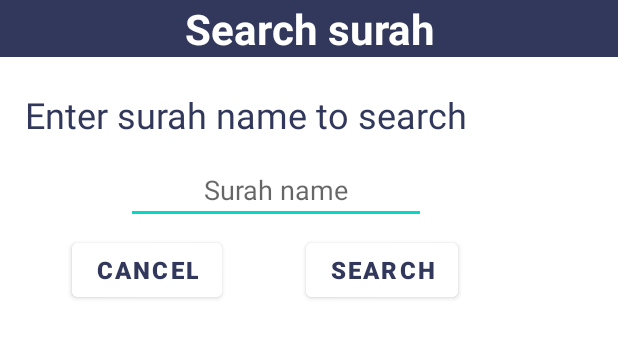
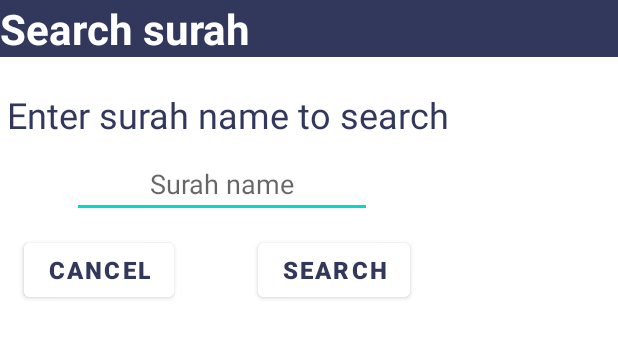
Before and after one commit to Mahnoor786-dev/Noor-e-Quran, an Android app: the layout activity_search_popup.xml on its own in the app's theme, with its tools: preview values and no code run, on a phone screen of 412 x 824 dp. Shown: the top 338 px of the screen. Run offline under Robolectric (Android 15) with nearby library versions, the phone set to English and light mode, and no system bars.

Commit message:
layouts updated

```diff
--- a/app/src/main/AndroidManifest.xml
+++ b/app/src/main/AndroidManifest.xml
@@ -13,12 +13,6 @@
         android:supportsRtl="true"
         android:theme="@style/Theme.TheHolyQran"
         tools:targetApi="31" >
-        <activity
-            android:name=".search_popup"
-            android:exported="false" />
-        <activity
-            android:name=".KnowMore"
-            android:exported="false" />
         <activity
             android:name=".ayat_list_view"
             android:exported="false" />
--- a/app/src/main/java/com/mano/theholyqran/Index_List_View.java
+++ /dev/null
@@ -1,6 +0,0 @@
-package com.mano.theholyqran;
-
-import android.app.Activity;
-
-public class Index_List_View extends Activity {
-}
--- a/app/src/main/java/com/mano/theholyqran/MainActivity.java
+++ b/app/src/main/java/com/mano/theholyqran/MainActivity.java
@@ -3,6 +3,7 @@ package com.mano.theholyqran;
 import android.app.Dialog;
 import android.content.Intent;
 import android.os.Bundle;
+import android.util.Log;
 import android.view.View;
 import android.widget.Button;
 import android.widget.EditText;
@@ -45,8 +46,9 @@ public class MainActivity extends AppCompatActivity {
             // dialog.setCancelable(false);
             Button search = dialog.findViewById(R.id.searchbutton); //find search button that exists within dialog view
             Button dismiss = dialog.findViewById(R.id.dismiss);
-            EditText nameField = dialog.findViewById(R.id.surahName);
+            EditText nameField = (EditText)dialog.findViewById(R.id.surahName);
             String surahName = nameField.getText().toString();
+            Log.d("surahName main: " , surahName);
             dialog.show();
             search.setOnClickListener(view1 -> {
                 intent = new Intent(MainActivity.this, surahView.class);
--- a/app/src/main/res/layout/activity_search_popup.xml
+++ b/app/src/main/res/layout/activity_search_popup.xml
@@ -13,7 +13,7 @@
         android:layout_weight="1"
         android:background="#32385C"
         android:text="Search surah"
-        android:textAlignment="center"
+        android:textAlignment="textStart"
         android:textColor="@color/white"
         android:textSize="28sp"
         android:textStyle="bold"
@@ -24,7 +24,7 @@
         android:id="@+id/searchTitle"
         android:layout_width="0dp"
         android:layout_height="wrap_content"
-        android:layout_marginStart="16dp"
+        android:layout_marginStart="4dp"
         android:layout_marginTop="60dp"
         android:layout_weight="1"
         android:text="Enter surah name to search"
@@ -38,8 +38,8 @@
         android:id="@+id/surahName"
         android:layout_width="200dp"
         android:layout_height="wrap_content"
-        android:layout_marginStart="84dp"
-        android:layout_marginTop="104dp"
+        android:layout_marginStart="48dp"
+        android:layout_marginTop="100dp"
         android:hint="Surah name"
         android:textAlignment="center"
         app:layout_constraintStart_toStartOf="parent"
@@ -51,7 +51,7 @@
         android:id="@+id/searchbutton"
         android:layout_width="0dp"
         android:layout_height="wrap_content"
-        android:layout_marginStart="204dp"
+        android:layout_marginStart="172dp"
         android:layout_marginTop="156dp"
         android:layout_weight="1"
         android:backgroundTint="#FFFFFF"
@@ -66,7 +66,7 @@
         android:id="@+id/dismiss"
         android:layout_width="0dp"
         android:layout_height="wrap_content"
-        android:layout_marginStart="48dp"
+        android:layout_marginStart="16dp"
         android:layout_marginTop="156dp"
         android:layout_weight="1"
         android:backgroundTint="#FFFFFF"
```
Also changed, not shown: app/src/main/java/com/mano/theholyqran/DatabaseHelper.java (+9 -7 lines), app/src/main/java/com/mano/theholyqran/KnowMore.java (deleted, +0 -14 lines), app/src/main/java/com/mano/theholyqran/search_popup.java (deleted, +0 -13 lines).
